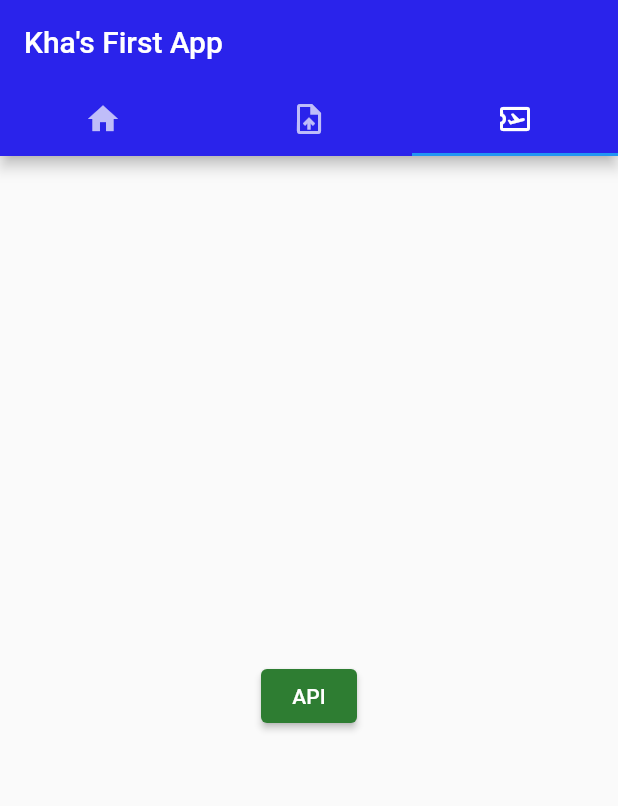
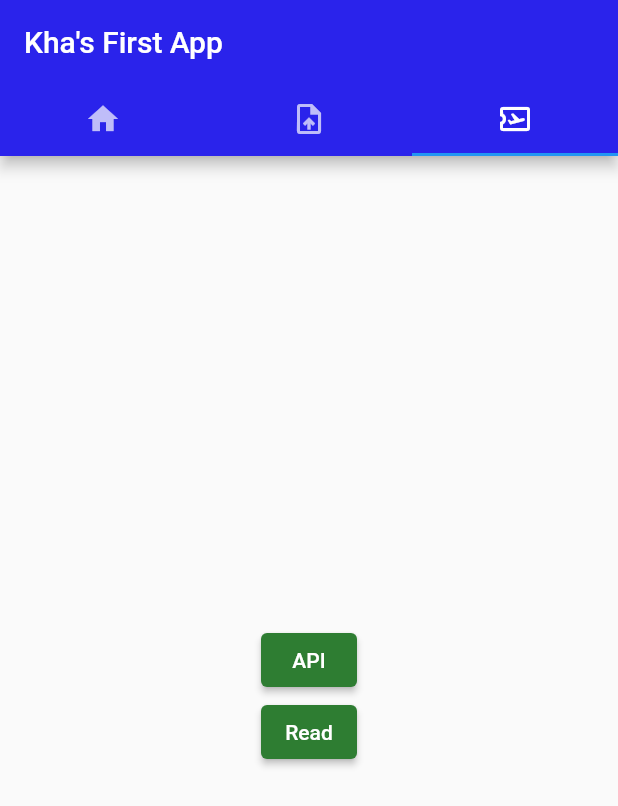
Before and after one commit to khatruong2009/my-flutter-app, a Flutter app: the screen it shows after launch, tab 3 chosen, on a phone screen of 412 x 824 dp. Shown: the top 806 px of the screen. Run offline on Flutter 3.47's test engine with Material 2 defaults, Android fonts, the phone set to English and light mode, and no system bars; our stand-ins replace file_picker; missing offline and left inert: amplify_analytics_pinpoint, amplify_auth_cognito, amplify_authenticator, amplify_core, amplify_datastore, amplify_flutter and 1 more.

Commit message:
put a read button

```diff
--- a/myapp/lib/main.dart
+++ b/myapp/lib/main.dart
@@ -631,6 +631,18 @@ class _MyAppState extends State<MyApp> {
                               'API',
                             ),
                           ),
+                          ElevatedButton(
+                            onPressed: () {
+                              readToDo();
+                            },
+                            style: ButtonStyle(
+                              backgroundColor: MaterialStateProperty.all<Color>(
+                                  Colors.green[800]!),
+                            ),
+                            child: const Text(
+                              'Read',
+                            ),
+                          ),
                         ],
                       ),
                     ),
```
